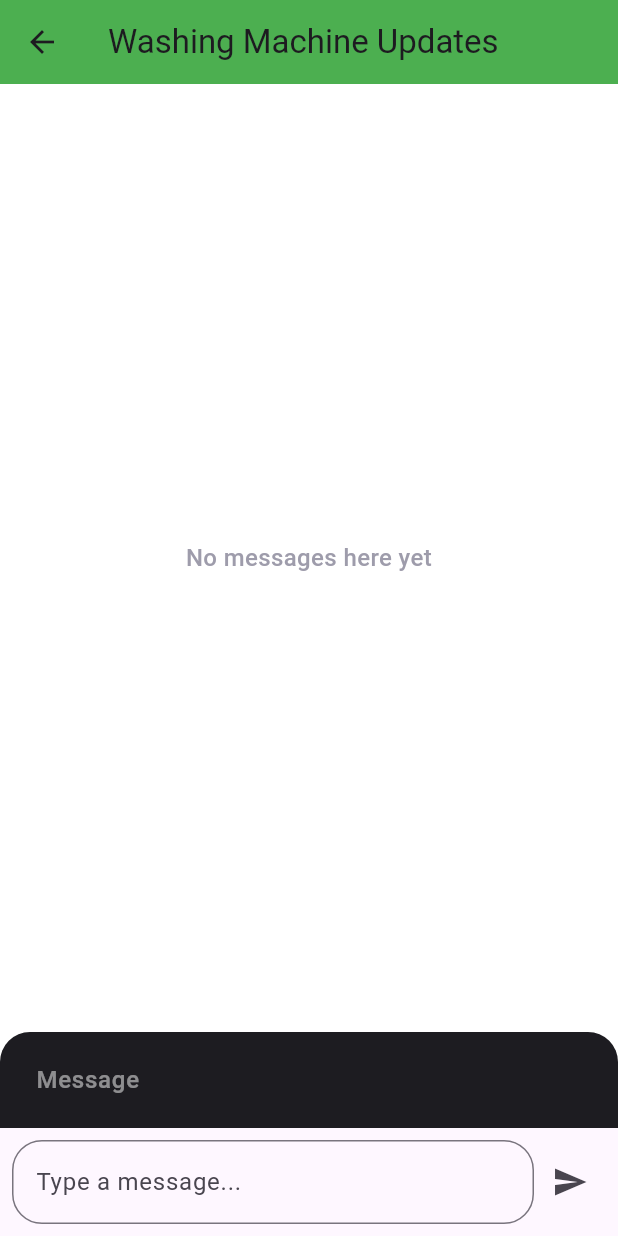
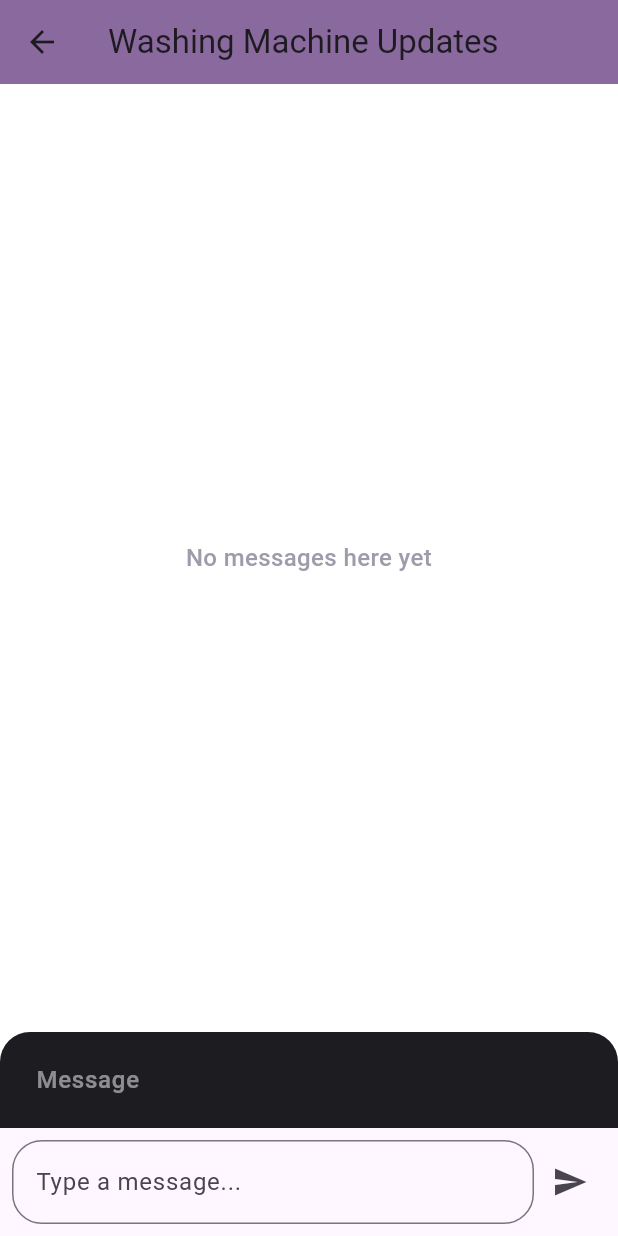
Before and after one commit to sheisstarwithoutmoon/HostelManagement, a Flutter app: the WashingMachineUpdatesScreen screen opened by its route, on a phone screen of 412 x 824 dp. Run offline on Flutter 3.47's test engine with Material 3 defaults, Android fonts, the light colour scheme and no system bars; our stand-ins replace flutter_chat_types, flutter_chat_ui.

Commit message:
Resolved merge conflict

```diff
--- a/lib/student/washing_machine.dart
+++ b/lib/student/washing_machine.dart
@@ -46,7 +46,7 @@ class _WashingMachineUpdatesScreenState
     return Scaffold(
       appBar: AppBar(
         title: Text('Washing Machine Updates'),
-        backgroundColor: Colors.green,
+        backgroundColor: Color.fromARGB(255, 138, 106, 158),
       ),
       body: Column(
         children: [
```
